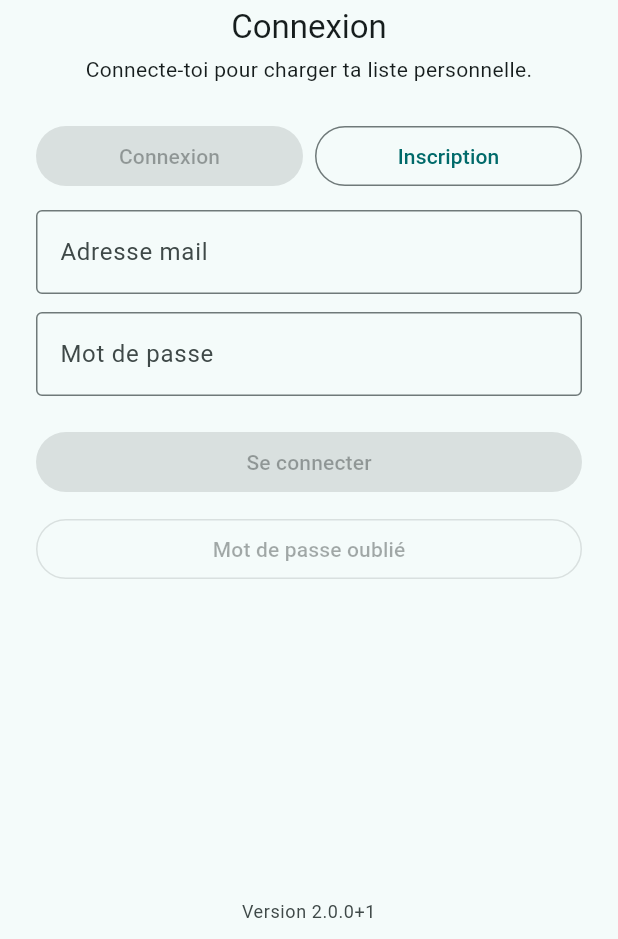
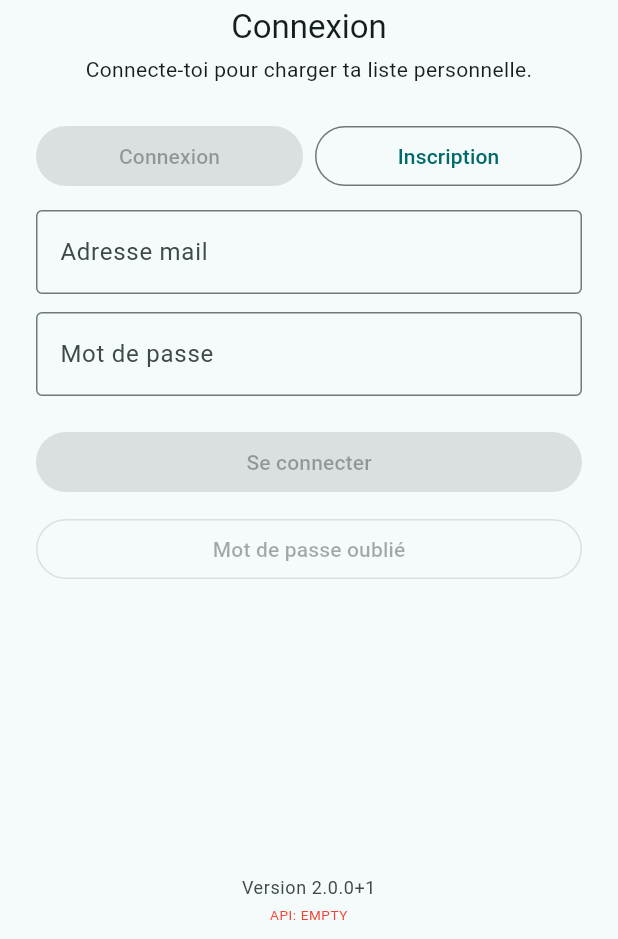
Before and after one commit to sheik37/WatchTracker, a Flutter app: the screen it shows after launch, on a phone screen of 412 x 824 dp, the part 297-1236 px from its top. Run offline on Flutter 3.47's test engine with Material 3 defaults, Android fonts, the phone set to English and light mode, and no system bars; our stand-ins replace cached_network_image, shared_preferences, sqflite; accounts and stored records are empty.

Commit message:
debug(auth): afficher toujours l'URL API (pas seulement en debug)
Co-authored-by: Copilot <223556219+Copilot@users.noreply.github.com>

```diff
--- a/flutter_app/lib/src/presentation/screens/auth_screen.dart
+++ b/flutter_app/lib/src/presentation/screens/auth_screen.dart
@@ -1,4 +1,3 @@
-import 'package:flutter/foundation.dart';
 import 'package:flutter/material.dart';
 import 'package:flutter/services.dart';
 import '../../core/app_config.dart';
@@ -382,7 +381,6 @@ class _AuthScreenState extends State<AuthScreen> {
                       color: Theme.of(context).colorScheme.onSurfaceVariant,
                     ),
                   ),
-                  if (kDebugMode) ...[
                   const SizedBox(height: 4),
                   Text(
                     'API: ${AppConfig.backendBaseUrl.isEmpty ? "EMPTY" : AppConfig.backendBaseUrl}',
@@ -391,10 +389,9 @@ class _AuthScreenState extends State<AuthScreen> {
                       color: AppConfig.backendBaseUrl.isEmpty
                           ? Colors.red
                           : Colors.green,
-                        fontSize: 10,
+                      fontSize: 9,
                     ),
                   ),
-                  ],
                 ],
               ),
             ),
```
Lines whose indentation alone changed are shown as unchanged.
